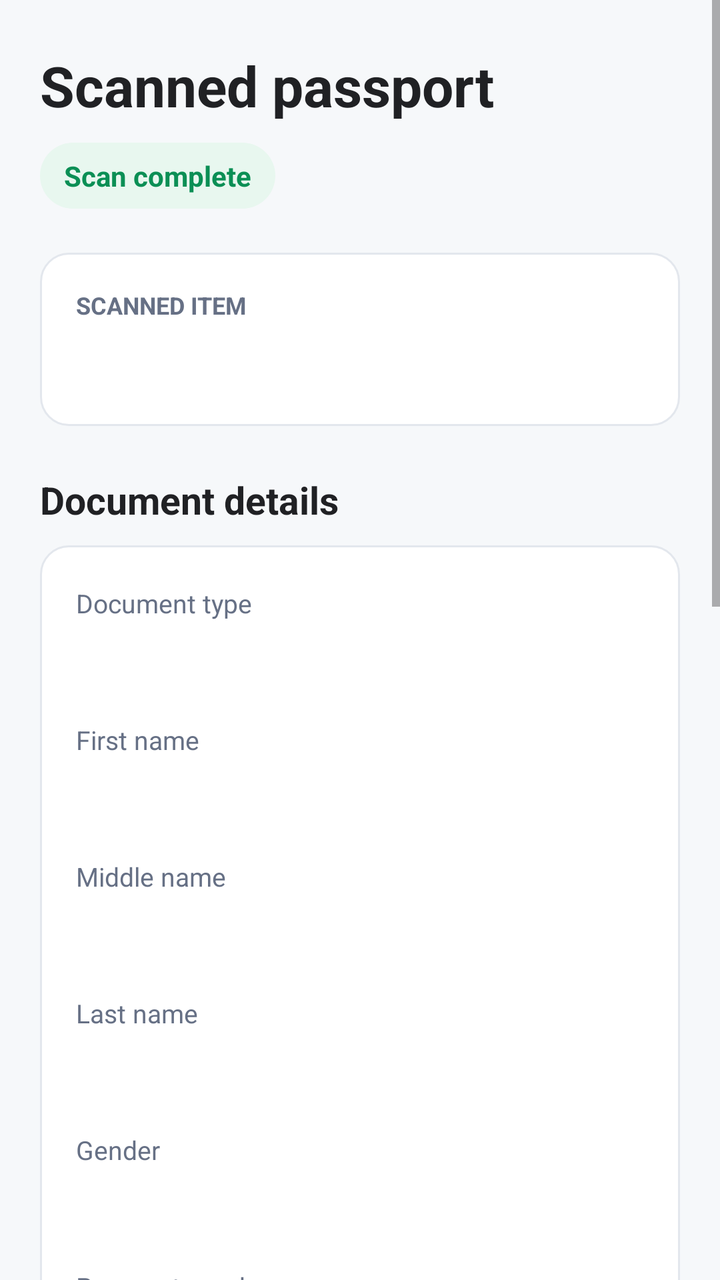
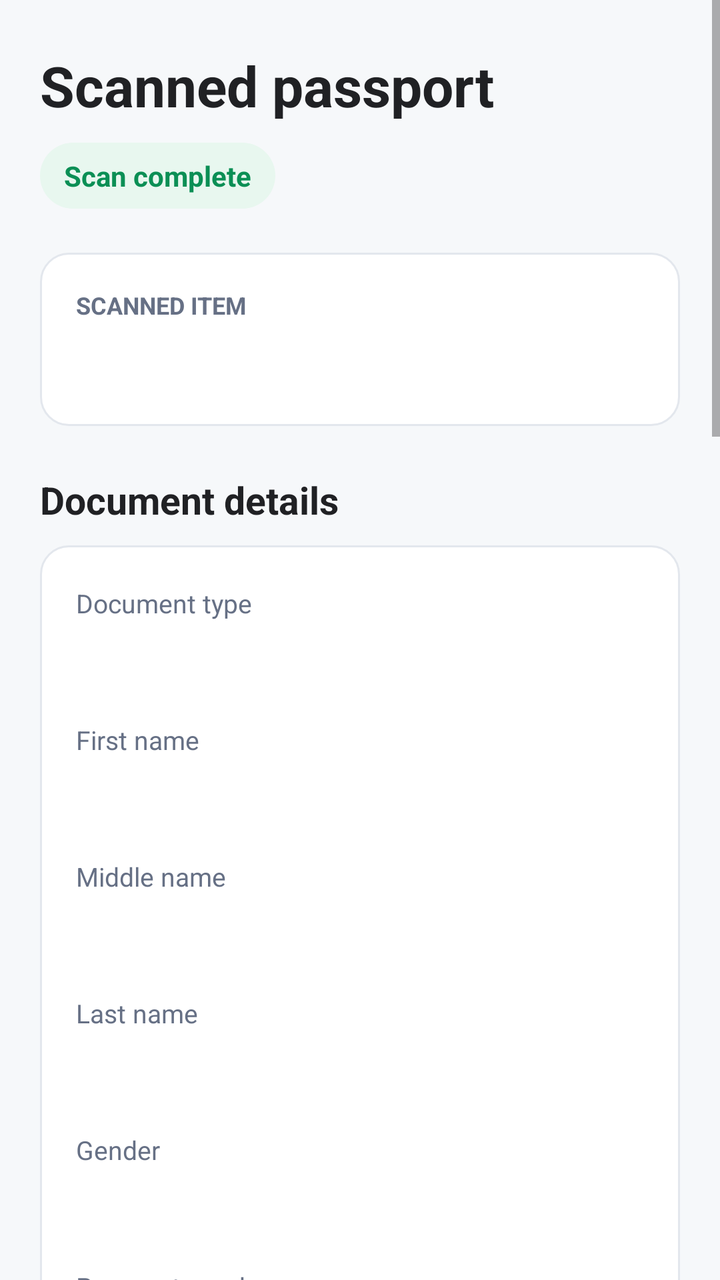

An Android layout rendered at two revisions. The XML below is the earlier revision; the diff shows what the commit changed to produce the second picture.
<!-- AndroidManifest.xml: application theme Theme.MRZCardReader -->
<!-- res/layout/activity_result.xml -->
<?xml version="1.0" encoding="utf-8"?>
<ScrollView xmlns:android="http://schemas.android.com/apk/res/android"
    android:layout_width="match_parent"
    android:layout_height="match_parent"
    android:background="@color/page_background"
    android:fillViewport="true">

    <LinearLayout
        android:layout_width="match_parent"
        android:layout_height="wrap_content"
        android:orientation="vertical"
        android:paddingStart="20dp"
        android:paddingTop="24dp"
        android:paddingEnd="20dp"
        android:paddingBottom="28dp">

        <TextView
            android:layout_width="wrap_content"
            android:layout_height="wrap_content"
            android:text="@string/scanned_passport"
            android:textColor="@color/text_primary"
            android:textSize="28sp"
            android:textStyle="bold" />

        <TextView
            android:layout_width="wrap_content"
            android:layout_height="wrap_content"
            android:layout_marginTop="10dp"
            android:background="@drawable/result_success_badge"
            android:paddingStart="12dp"
            android:paddingTop="7dp"
            android:paddingEnd="12dp"
            android:paddingBottom="7dp"
            android:text="@string/scan_complete"
            android:textColor="@color/success_green"
            android:textSize="14sp"
            android:textStyle="bold" />

        <LinearLayout
            android:layout_width="match_parent"
            android:layout_height="wrap_content"
            android:layout_marginTop="22dp"
            android:background="@drawable/result_card_background"
            android:orientation="vertical"
            android:padding="18dp">

            <TextView
                android:layout_width="match_parent"
                android:layout_height="wrap_content"
                android:text="@string/scanned_item"
                android:textColor="@color/text_secondary"
                android:textSize="12sp"
                android:textStyle="bold" />

            <TextView
                android:id="@+id/holderNameValue"
                android:layout_width="match_parent"
                android:layout_height="wrap_content"
                android:layout_marginTop="6dp"
                android:textColor="@color/text_primary"
                android:textSize="21sp"
                android:textStyle="bold" />
        </LinearLayout>

        <TextView
            android:layout_width="match_parent"
            android:layout_height="wrap_content"
            android:layout_marginTop="24dp"
            android:text="@string/document_details"
            android:textColor="@color/text_primary"
            android:textSize="19sp"
            android:textStyle="bold" />

        <LinearLayout
            android:layout_width="match_parent"
            android:layout_height="wrap_content"
            android:layout_marginTop="10dp"
            android:background="@drawable/result_card_background"
            android:orientation="vertical"
            android:paddingStart="18dp"
            android:paddingTop="8dp"
            android:paddingEnd="18dp"
            android:paddingBottom="8dp">

            <TextView style="@style/ResultLabel" android:text="@string/document_type_label" />
            <TextView android:id="@+id/documentTypeValue" style="@style/ResultValue" />

            <TextView style="@style/ResultLabel" android:text="@string/first_name_label" />
            <TextView android:id="@+id/firstNameValue" style="@style/ResultValue" />

            <TextView style="@style/ResultLabel" android:text="@string/middle_name_label" />
            <TextView android:id="@+id/middleNameValue" style="@style/ResultValue" />

            <TextView style="@style/ResultLabel" android:text="@string/last_name_label" />
            <TextView android:id="@+id/lastNameValue" style="@style/ResultValue" />

            <TextView style="@style/ResultLabel" android:text="@string/gender_label" />
            <TextView android:id="@+id/genderValue" style="@style/ResultValue" />

            <TextView style="@style/ResultLabel" android:text="@string/document_number_label" />
            <TextView android:id="@+id/documentNumberValue" style="@style/ResultValue" />

            <TextView style="@style/ResultLabel" android:text="@string/date_of_birth_label" />
            <TextView android:id="@+id/dateOfBirthValue" style="@style/ResultValue" />

            <TextView style="@style/ResultLabel" android:text="@string/national_id_label" />
            <TextView android:id="@+id/nationalIdValue" style="@style/ResultValue" />

            <TextView style="@style/ResultLabel" android:text="@string/nationality_label" />
            <TextView android:id="@+id/nationalityValue" style="@style/ResultValue" />
        </LinearLayout>

        <TextView
            android:id="@+id/mrzImageLabel"
            android:layout_width="match_parent"
            android:layout_height="wrap_content"
            android:layout_marginTop="24dp"
            android:text="@string/captured_mrz_image"
            android:textColor="@color/text_primary"
            android:textSize="19sp"
            android:textStyle="bold" />

        <ImageView
            android:id="@+id/mrzImage"
            android:layout_width="match_parent"
            android:layout_height="150dp"
            android:layout_marginTop="10dp"
            android:adjustViewBounds="true"
            android:background="@drawable/result_image_background"
            android:contentDescription="@string/captured_mrz_image"
            android:padding="8dp"
            android:scaleType="fitCenter" />

        <TextView
            android:layout_width="match_parent"
            android:layout_height="wrap_content"
            android:layout_marginTop="24dp"
            android:text="@string/full_mrz"
            android:textColor="@color/text_primary"
            android:textSize="19sp"
            android:textStyle="bold" />

        <TextView
            android:layout_width="match_parent"
            android:layout_height="wrap_content"
            android:layout_marginTop="3dp"
            android:text="@string/mrz_hint"
            android:textColor="@color/text_secondary"
            android:textSize="13sp" />

        <HorizontalScrollView
            android:layout_width="match_parent"
            android:layout_height="wrap_content"
            android:layout_marginTop="10dp"
            android:background="@drawable/result_mrz_background"
            android:fillViewport="true"
            android:scrollbars="horizontal">

            <TextView
                android:id="@+id/mrzValue"
                android:layout_width="wrap_content"
                android:layout_height="wrap_content"
                android:minWidth="320dp"
                android:padding="16dp"
                android:textColor="@color/text_primary"
                android:textIsSelectable="true"
                android:textSize="14sp"
                android:typeface="monospace" />
        </HorizontalScrollView>

        <Button
            android:id="@+id/doneButton"
            android:layout_width="match_parent"
            android:layout_height="52dp"
            android:layout_marginTop="26dp"
            android:background="@drawable/primary_button"
            android:text="@string/scan_another_passport"
            android:textAllCaps="false"
            android:textColor="@color/white"
            android:textSize="16sp"
            android:textStyle="bold" />
    </LinearLayout>
</ScrollView>
<!-- resources referenced by this layout -->
<resources>
  <color name="page_background">#F6F8FA</color>
  <color name="success_green">#0B8F55</color>
  <color name="text_primary">#202124</color>
  <color name="text_secondary">#667085</color>
  <color name="white">#FFFFFFFF</color>
  <!-- drawable primary_button (drawable) -->
  <?xml version="1.0" encoding="utf-8"?>
  <shape xmlns:android="http://schemas.android.com/apk/res/android">
      <solid android:color="@color/purple_500" />
      <corners android:radius="20dp" />
      <stroke
          android:width="2dp"
          android:color="@color/purple_500" />
  </shape>
  <!-- drawable result_card_background (drawable) -->
  <?xml version="1.0" encoding="utf-8"?>
  <shape xmlns:android="http://schemas.android.com/apk/res/android" android:shape="rectangle">
      <solid android:color="@color/white" />
      <corners android:radius="14dp" />
      <stroke android:width="1dp" android:color="#E3E7ED" />
  </shape>
  <!-- drawable result_mrz_background (drawable) -->
  <?xml version="1.0" encoding="utf-8"?>
  <shape xmlns:android="http://schemas.android.com/apk/res/android" android:shape="rectangle">
      <solid android:color="#EEF1F5" />
      <corners android:radius="12dp" />
  </shape>
  <!-- drawable result_success_badge (drawable) -->
  <?xml version="1.0" encoding="utf-8"?>
  <shape xmlns:android="http://schemas.android.com/apk/res/android" android:shape="rectangle">
      <solid android:color="@color/success_background" />
      <corners android:radius="20dp" />
  </shape>
  <string name="captured_mrz_image">Captured MRZ image</string>
  <string name="date_of_birth_label">Date of birth</string>
  <string name="document_details">Document details</string>
  <string name="document_number_label">Passport number</string>
  <string name="document_type_label">Document type</string>
  <string name="first_name_label">First name</string>
  <string name="full_mrz">Full MRZ</string>
  <string name="gender_label">Gender</string>
  <string name="last_name_label">Last name</string>
  <string name="middle_name_label">Middle name</string>
  <string name="mrz_hint">Parsed machine-readable zone</string>
  <string name="national_id_label">National ID number</string>
  <string name="nationality_label">Nationality</string>
  <string name="scan_another_passport">Scan another passport</string>
  <string name="scan_complete">Scan complete</string>
  <string name="scanned_item">SCANNED ITEM</string>
  <string name="scanned_passport">Scanned passport</string>
  <style name="Theme.MRZCardReader" parent="Theme.MaterialComponents.DayNight.DarkActionBar">
          
          <item name="colorPrimary">@color/purple_500</item>
          <item name="colorPrimaryVariant">@color/purple_700</item>
          <item name="colorOnPrimary">@color/white</item>
          
          <item name="colorSecondary">@color/teal_200</item>
          <item name="colorSecondaryVariant">@color/teal_700</item>
          <item name="colorOnSecondary">@color/black</item>
          
          <item name="android:statusBarColor" tools:targetApi="l">?attr/colorPrimaryVariant</item>
          
      </style>
  <color name="purple_500">#039BE5</color>
  <color name="success_background">#E8F7EF</color>
  <color name="purple_700">#01579B</color>
  <color name="teal_200">#FF03DAC5</color>
  <color name="teal_700">#FF018786</color>
  <color name="black">#61000000</color>
  <!-- unchanged entries left out for length: 3 -->
</resources>

<!-- the commit's change to res/layout/activity_result.xml (unified diff, before → after) -->
@@ -3,6 +3,7 @@
     android:layout_width="match_parent"
     android:layout_height="match_parent"
     android:background="@color/page_background"
+    android:clipToPadding="false"
     android:fillViewport="true">
 
     <LinearLayout
@@ -103,6 +104,15 @@
             <TextView style="@style/ResultLabel" android:text="@string/date_of_birth_label" />
             <TextView android:id="@+id/dateOfBirthValue" style="@style/ResultValue" />
 
+            <TextView style="@style/ResultLabel" android:text="@string/date_of_expiry_label" />
+            <TextView android:id="@+id/dateOfExpiryValue" style="@style/ResultValue" />
+
+            <TextView
+                android:id="@+id/placeOfIssueLabel"
+                style="@style/ResultLabel"
+                android:text="@string/place_of_issue_label" />
+            <TextView android:id="@+id/placeOfIssueValue" style="@style/ResultValue" />
+
             <TextView style="@style/ResultLabel" android:text="@string/national_id_label" />
             <TextView android:id="@+id/nationalIdValue" style="@style/ResultValue" />
 
@@ -130,6 +140,66 @@
             android:contentDescription="@string/captured_mrz_image"
             android:padding="8dp"
             android:scaleType="fitCenter" />
+
+        <TextView
+            android:id="@+id/faceImageLabel"
+            android:layout_width="match_parent"
+            android:layout_height="wrap_content"
+            android:layout_marginTop="24dp"
+            android:text="@string/captured_face_image"
+            android:textColor="@color/text_primary"
+            android:textSize="19sp"
+            android:textStyle="bold" />
+
+        <ImageView
+            android:id="@+id/faceImage"
+            android:layout_width="150dp"
+            android:layout_height="190dp"
+            android:layout_gravity="center_horizontal"
+            android:layout_marginTop="10dp"
+            android:background="@drawable/result_image_background"
+            android:contentDescription="@string/captured_face_image"
+            android:padding="8dp"
+            android:scaleType="centerCrop" />
+
+        <TextView
+            android:id="@+id/faceImageStatus"
+            android:layout_width="match_parent"
+            android:layout_height="wrap_content"
+            android:layout_marginTop="10dp"
+            android:background="@drawable/result_card_background"
+            android:gravity="center"
+            android:padding="18dp"
+            android:text="@string/preparing_face_image"
+            android:textColor="@color/text_secondary"
+            android:textSize="14sp" />
+
+        <LinearLayout
+            android:layout_width="match_parent"
+            android:layout_height="wrap_content"
+            android:layout_marginTop="22dp"
+            android:orientation="horizontal">
+
+            <com.google.android.material.button.MaterialButton
+                android:id="@+id/shareImageButton"
+                style="@style/Widget.MaterialComponents.Button.OutlinedButton"
+                android:layout_width="0dp"
+                android:layout_height="52dp"
+                android:layout_marginEnd="6dp"
+                android:layout_weight="1"
+                android:text="@string/share_scan_image"
+                android:textAllCaps="false" />
+
+            <com.google.android.material.button.MaterialButton
+                android:id="@+id/shareResultButton"
+                style="@style/Widget.MaterialComponents.Button.OutlinedButton"
+                android:layout_width="0dp"
+                android:layout_height="52dp"
+                android:layout_marginStart="6dp"
+                android:layout_weight="1"
+                android:text="@string/share_scan_result"
+                android:textAllCaps="false" />
+        </LinearLayout>
 
         <TextView
             android:layout_width="match_parent"
<!-- resource entries referenced after the edit -->
@@ -33,8 +33,10 @@
       <solid android:color="@color/success_background" />
       <corners android:radius="20dp" />
   </shape>
-  <string name="captured_mrz_image">Captured MRZ image</string>
+  <string name="captured_face_image">Passport face image</string>
+  <string name="captured_mrz_image">Captured passport image</string>
   <string name="date_of_birth_label">Date of birth</string>
+  <string name="date_of_expiry_label">Passport expiry</string>
   <string name="document_details">Document details</string>
   <string name="document_number_label">Passport number</string>
   <string name="document_type_label">Document type</string>
@@ -46,11 +48,15 @@
   <string name="mrz_hint">Parsed machine-readable zone</string>
   <string name="national_id_label">National ID number</string>
   <string name="nationality_label">Nationality</string>
+  <string name="place_of_issue_label">Place of issue</string>
+  <string name="preparing_face_image">Preparing face image…</string>
   <string name="scan_another_passport">Scan another passport</string>
   <string name="scan_complete">Scan complete</string>
   <string name="scanned_item">SCANNED ITEM</string>
   <string name="scanned_passport">Scanned passport</string>
-  <style name="Theme.MRZCardReader" parent="Theme.MaterialComponents.DayNight.DarkActionBar">
+  <string name="share_scan_image">Share scan image</string>
+  <string name="share_scan_result">Share scan result</string>
+  <style name="Theme.MRZCardReader" parent="Theme.MaterialComponents.DayNight.NoActionBar">
           
           <item name="colorPrimary">@color/purple_500</item>
           <item name="colorPrimaryVariant">@color/purple_700</item>
@@ -59,8 +65,10 @@
           <item name="colorSecondary">@color/teal_200</item>
           <item name="colorSecondaryVariant">@color/teal_700</item>
           <item name="colorOnSecondary">@color/black</item>
-          
-          <item name="android:statusBarColor" tools:targetApi="l">?attr/colorPrimaryVariant</item>
+          <item name="android:windowActionModeOverlay">true</item>
+          <item name="android:statusBarColor">@android:color/transparent</item>
+          <item name="android:navigationBarColor">@android:color/transparent</item>
+          <item name="android:windowLightStatusBar">true</item>
           
       </style>
   <color name="purple_500">#039BE5</color>
